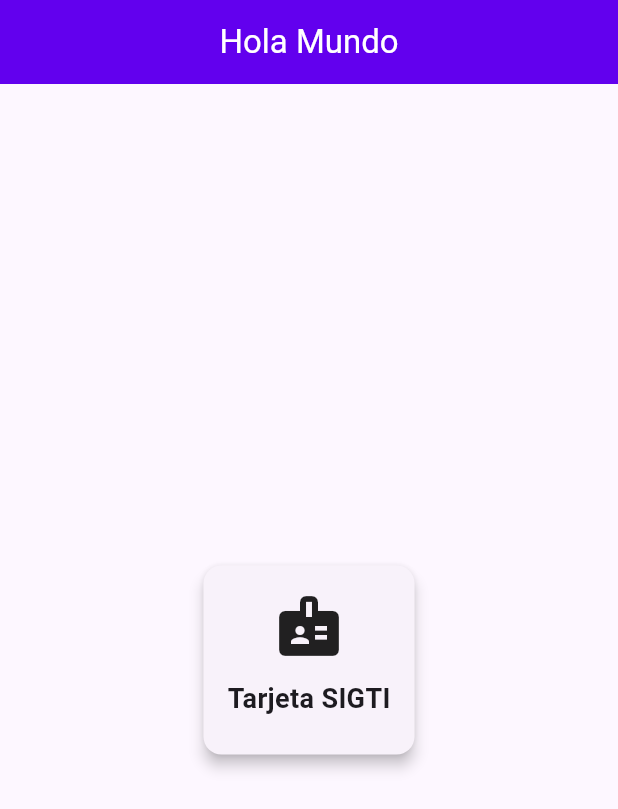
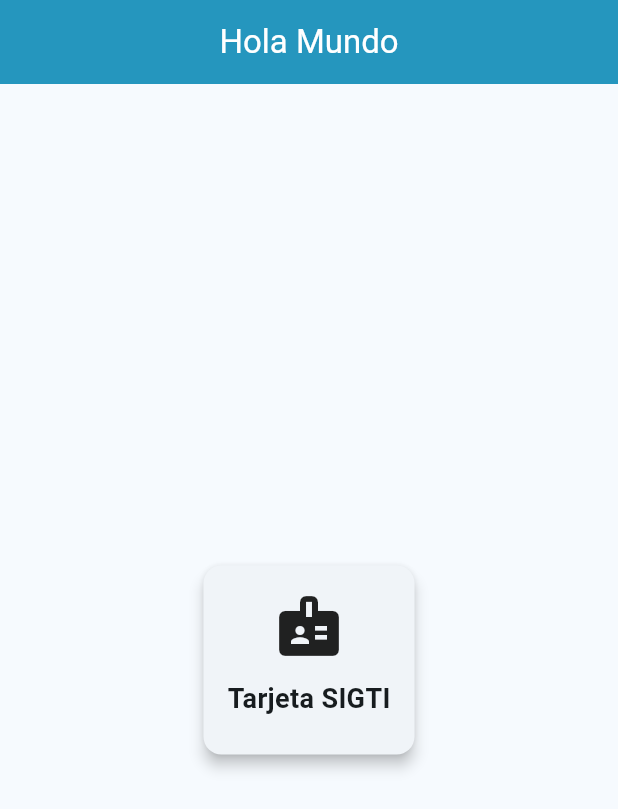
Before and after one commit to juliandrojas/SIGTI-app, a Flutter app: the screen it shows after launch, on a phone screen of 412 x 824 dp. Shown: the top 809 px of the screen. Run offline on Flutter 3.47's test engine with Material 3 defaults, Android fonts, the phone set to English and light mode, and no system bars.

Commit message:
feature/colors

```diff
--- a/lib/themes/app_theme.dart
+++ b/lib/themes/app_theme.dart
@@ -2,8 +2,8 @@ import 'package:flutter/material.dart';
 
 class AppTheme {
   // 1. Definimos los colores principales de la app
-  static const Color primaryColor = Color(0xFF6200EE); // Morado principal
-  static const Color secondaryColor = Color(0xFF03DAC6);
+  static const Color primaryColor = Color(0xFF2596BE); // Morado principal
+  static const Color secondaryColor = Color(0xFFFF5A0F);
 
   // 2. Definimos el ThemeData global
   static ThemeData get lightTheme {
```
